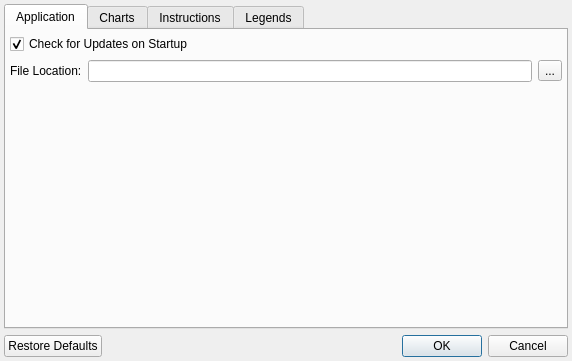
This is src/settings.ui in iPenguin/CrochetCharts as Qt 5 draws it before an edit. The edited form follows.
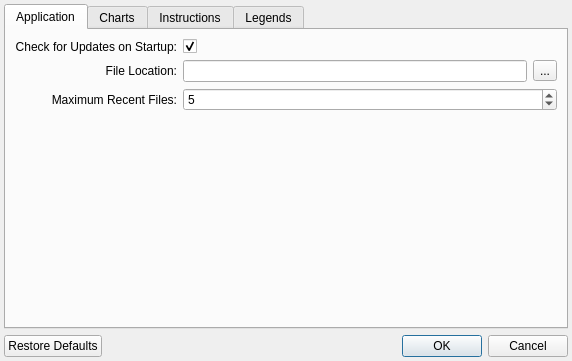
This is the edited form. The open tabs and pages were chosen to show the change.

Commit message: Adding basic Recent Files menu WIP

```diff
--- a/src/settings.ui
+++ b/src/settings.ui
@@ -26,32 +26,19 @@
       <attribute name="title">
        <string>Application</string>
       </attribute>
-      <layout class="QVBoxLayout" name="verticalLayout_2">
-       <property name="margin">
-        <number>4</number>
-       </property>
-       <item>
+      <layout class="QGridLayout" name="gridLayout_4">
+       <item row="0" column="1">
         <widget class="QCheckBox" name="checkForUpdates">
          <property name="text">
-          <string>Check for Updates on Startup</string>
+          <string/>
          </property>
          <property name="checked">
           <bool>true</bool>
          </property>
         </widget>
        </item>
-       <item>
+       <item row="1" column="1">
         <layout class="QHBoxLayout" name="horizontalLayout">
-         <item>
-          <widget class="QLabel" name="label">
-           <property name="text">
-            <string>File Location:</string>
-           </property>
-           <property name="buddy">
-            <cstring>fileLocation</cstring>
-           </property>
-          </widget>
-         </item>
          <item>
           <widget class="QLineEdit" name="fileLocation"/>
          </item>
@@ -64,7 +51,20 @@
          </item>
         </layout>
        </item>
-       <item>
+       <item row="2" column="1">
+        <widget class="QSpinBox" name="maxRecentFiles">
+         <property name="minimum">
+          <number>1</number>
+         </property>
+         <property name="maximum">
+          <number>50</number>
+         </property>
+         <property name="value">
+          <number>5</number>
+         </property>
+        </widget>
+       </item>
+       <item row="4" column="0" colspan="2">
         <spacer name="verticalSpacer">
          <property name="orientation">
           <enum>Qt::Vertical</enum>
@@ -77,6 +77,39 @@
          </property>
         </spacer>
        </item>
+       <item row="2" column="0">
+        <widget class="QLabel" name="label_2">
+         <property name="text">
+          <string>Maximum Recent Files:</string>
+         </property>
+         <property name="alignment">
+          <set>Qt::AlignRight|Qt::AlignTrailing|Qt::AlignVCenter</set>
+         </property>
+        </widget>
+       </item>
+       <item row="1" column="0">
+        <widget class="QLabel" name="label">
+         <property name="text">
+          <string>File Location:</string>
+         </property>
+         <property name="alignment">
+          <set>Qt::AlignRight|Qt::AlignTrailing|Qt::AlignVCenter</set>
+         </property>
+         <property name="buddy">
+          <cstring>fileLocation</cstring>
+         </property>
+        </widget>
+       </item>
+       <item row="0" column="0">
+        <widget class="QLabel" name="label_26">
+         <property name="text">
+          <string>Check for Updates on Startup:</string>
+         </property>
+         <property name="alignment">
+          <set>Qt::AlignRight|Qt::AlignTrailing|Qt::AlignVCenter</set>
+         </property>
+        </widget>
+       </item>
       </layout>
      </widget>
      <widget class="QWidget" name="tab_2">
```
Left out of the diff: 2 changed lines with no effect on the pictures. The commit also changes 4 other files.
